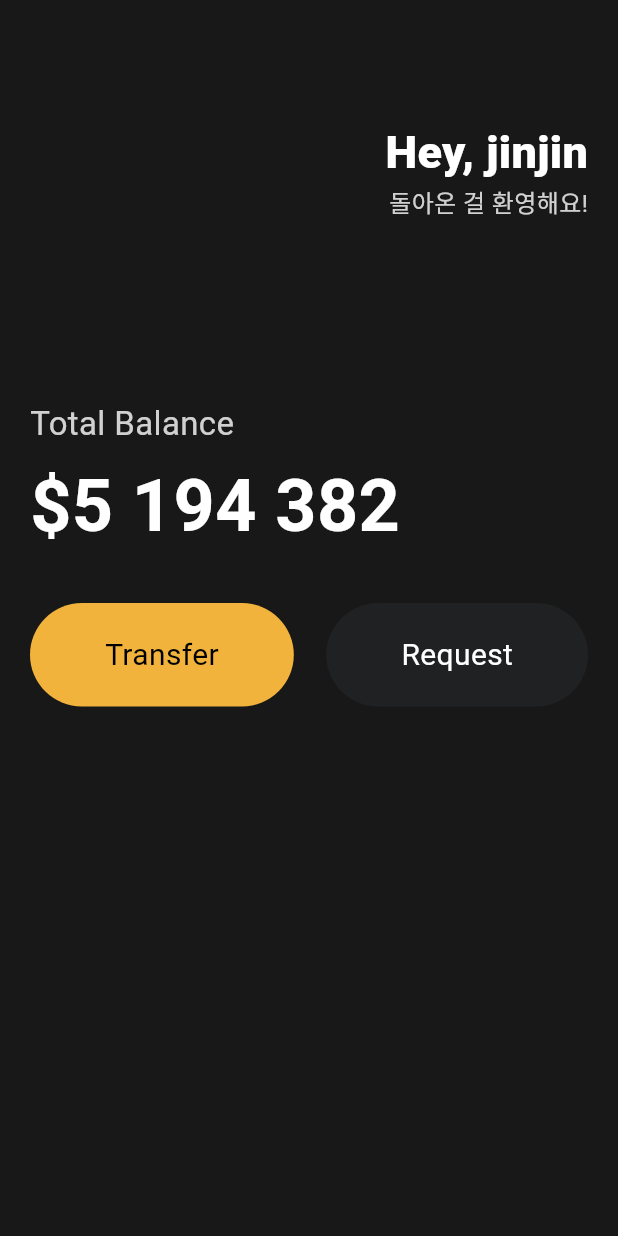
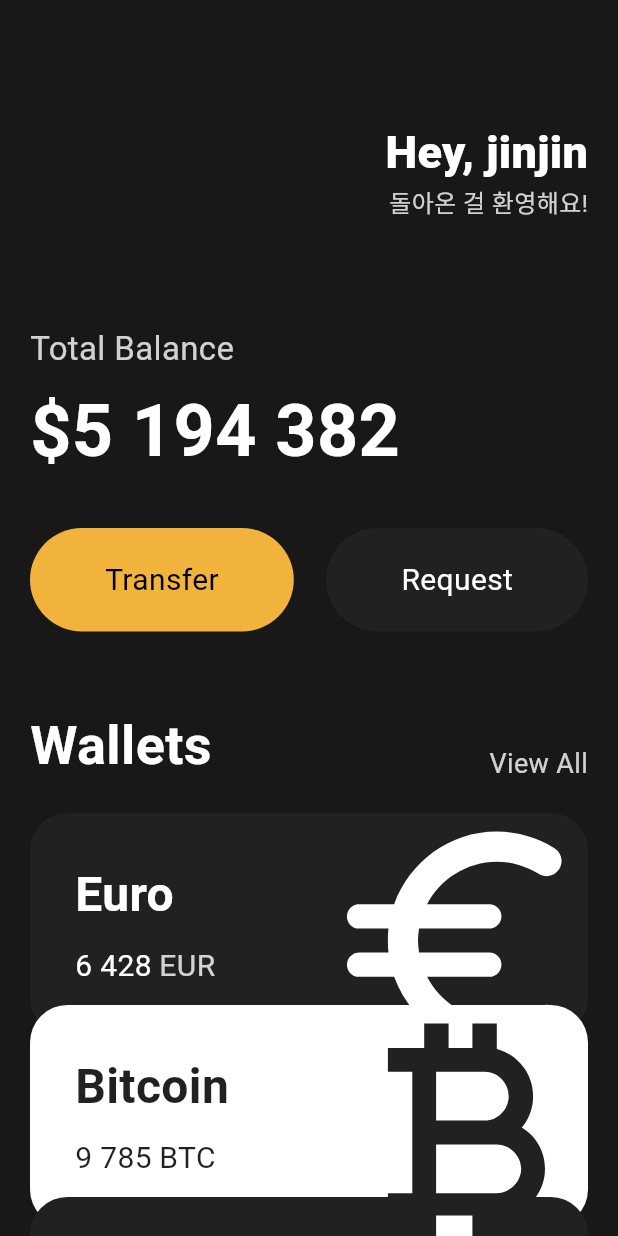
Before and after one commit to now-0o/flutter-first-app, a Flutter app: the screen it shows after launch, on a phone screen of 412 x 824 dp. Run offline on Flutter 3.47's test engine with Material 3 defaults, Android fonts, the phone set to English and light mode, and no system bars.

Commit message:
feat: card 위젯 추가, 메인화면 완성

```diff
--- a/lib/main.dart
+++ b/lib/main.dart
@@ -1,4 +1,5 @@
 import 'package:first_app/widgets/Button.dart';
+import 'package:first_app/widgets/currency_card.dart';
 import 'package:flutter/material.dart';
 
 void main() {
@@ -13,7 +14,8 @@ class App extends StatelessWidget {
     return MaterialApp(
       home: Scaffold(
         backgroundColor: const Color(0xFF181818),
-        body: Padding(
+        body: SingleChildScrollView(
+          child: Padding(
             padding: const EdgeInsets.symmetric(
               horizontal: 20,
             ),
@@ -49,7 +51,7 @@ class App extends StatelessWidget {
                   ],
                 ),
                 const SizedBox(
-                  height: 120,
+                  height: 70,
                 ),
                 Text(
                   'Total Balance',
@@ -86,9 +88,62 @@ class App extends StatelessWidget {
                       textColor: Colors.white,
                     ),
                   ],
-                )
+                ),
+                const SizedBox(
+                  height: 50,
+                ),
+                Row(
+                  mainAxisAlignment: MainAxisAlignment.spaceBetween,
+                  crossAxisAlignment: CrossAxisAlignment.end,
+                  children: [
+                    const Text(
+                      'Wallets',
+                      style: TextStyle(
+                        color: Colors.white,
+                        fontSize: 36,
+                        fontWeight: FontWeight.w600,
+                      ),
+                    ),
+                    Text(
+                      'View All',
+                      style: TextStyle(
+                        color: Colors.white.withOpacity(0.8),
+                        fontSize: 18,
+                      ),
+                    ),
+                  ],
+                ),
+                const SizedBox(
+                  height: 20,
+                ),
+                const CurrencyCard(
+                  name: 'Euro',
+                  code: 'EUR',
+                  amount: '6 428',
+                  icon: Icons.euro_rounded,
+                  isInverted: false,
+                  order: 0,
+                ),
+                const CurrencyCard(
+                  name: 'Bitcoin',
+                  code: 'BTC',
+                  amount: '9 785',
+                  icon: Icons.currency_bitcoin,
+                  isInverted: true,
+                  order: 1,
+                ),
+                const CurrencyCard(
+                  name: 'Dollar',
+                  code: 'USD',
+                  amount: '428',
+                  icon: Icons.attach_money_outlined,
+                  isInverted: false,
+                  order: 2,
+                ),
               ],
-            )),
+            ),
+          ),
+        ),
       ),
     );
   }
--- /dev/null
+++ b/lib/widgets/currency_card.dart
@@ -0,0 +1,90 @@
+import 'package:flutter/material.dart';
+
+class CurrencyCard extends StatelessWidget {
+  final String name, code, amount;
+  final IconData icon;
+  final bool isInverted;
+
+  final double order;
+
+  final _blackColor = const Color(0xff1f2123);
+
+  const CurrencyCard({
+    super.key,
+    required this.name,
+    required this.code,
+    required this.amount,
+    required this.icon,
+    required this.isInverted,
+    required this.order,
+  });
+
+  @override
+  Widget build(BuildContext context) {
+    // Offset에 order를 반영
+    return Transform.translate(
+      offset: Offset(0, order * -20), // const 대신 dynamic Offset 사용
+      child: Container(
+        clipBehavior: Clip.hardEdge,
+        decoration: BoxDecoration(
+          color: isInverted ? Colors.white : _blackColor,
+          borderRadius: BorderRadius.circular(25),
+        ),
+        child: Padding(
+          padding: const EdgeInsets.all(30),
+          child: Row(
+            mainAxisAlignment: MainAxisAlignment.spaceBetween,
+            children: [
+              Column(
+                crossAxisAlignment: CrossAxisAlignment.start,
+                children: [
+                  Text(
+                    name,
+                    style: TextStyle(
+                      color: isInverted ? _blackColor : Colors.white,
+                      fontSize: 32,
+                      fontWeight: FontWeight.w600,
+                    ),
+                  ),
+                  const SizedBox(height: 10),
+                  Row(
+                    children: [
+                      Text(
+                        amount,
+                        style: TextStyle(
+                          color: isInverted ? _blackColor : Colors.white,
+                          fontSize: 20,
+                        ),
+                      ),
+                      const SizedBox(width: 5),
+                      Text(
+                        code,
+                        style: TextStyle(
+                          color: isInverted
+                              ? _blackColor
+                              : Colors.white.withOpacity(0.8),
+                          fontSize: 20,
+                        ),
+                      ),
+                    ],
+                  )
+                ],
+              ),
+              Transform.scale(
+                scale: 2.2,
+                child: Transform.translate(
+                  offset: const Offset(-5, 5),
+                  child: Icon(
+                    icon,
+                    color: isInverted ? _blackColor : Colors.white,
+                    size: 88,
+                  ),
+                ),
+              )
+            ],
+          ),
+        ),
+      ),
+    );
+  }
+}
```
